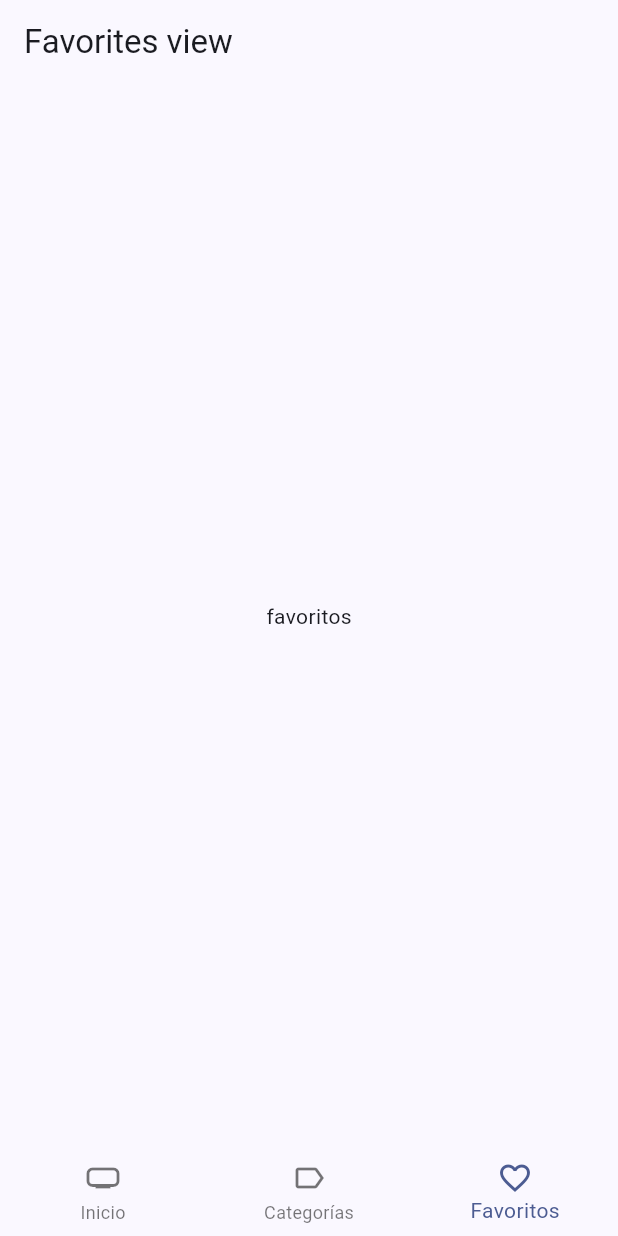
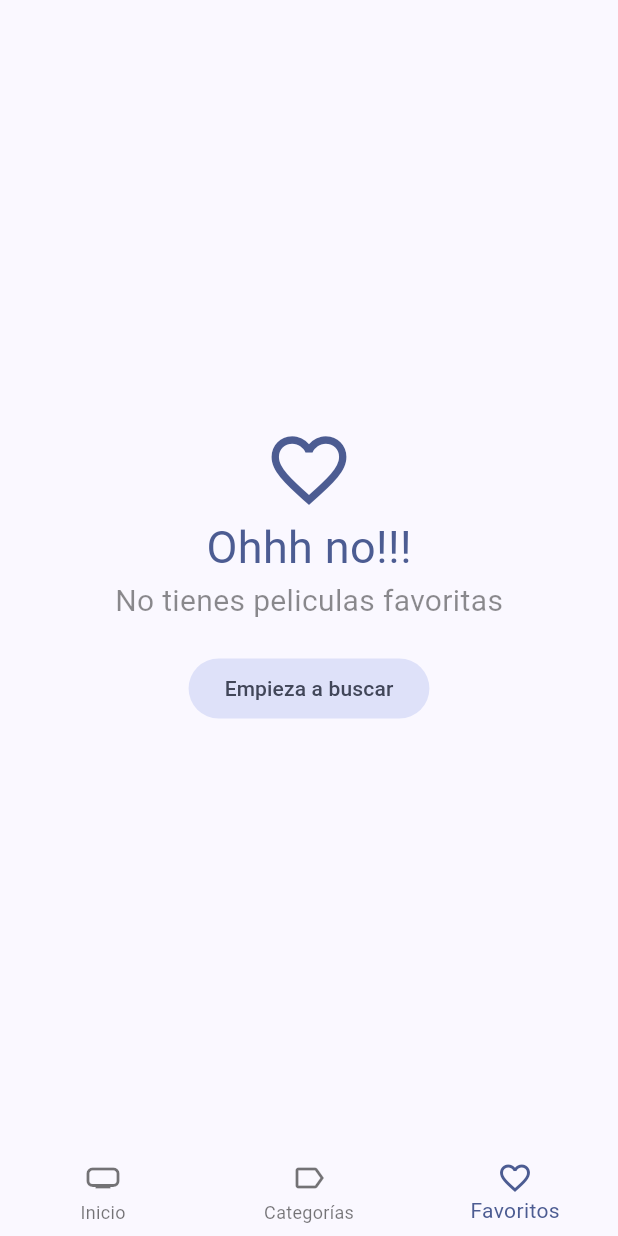
Before and after one commit to logojo/cinepedia, a Flutter app: the screen it shows after launch, item 3 of the bottom bar chosen, on a phone screen of 412 x 824 dp. Run offline on Flutter 3.47's test engine with Material 3 defaults, Android fonts, the phone set to English and light mode, and no system bars; our stand-ins replace animate_do, card_swiper, dio, flutter_dotenv, flutter_riverpod, go_router and 1 more; accounts and stored records are empty; generated files the repository leaves out were written again; network calls fail.

Commit message:
app cinepedia v1 terminado

```diff
--- a/lib/infraestructure/models/moviedb/details.dart
+++ b/lib/infraestructure/models/moviedb/details.dart
@@ -63,7 +63,7 @@ class Details {
         genres: List<Genre>.from(json["genres"].map((x) => Genre.fromJson(x))),
         homepage: json["homepage"],
         id: json["id"],
-        imdbId: json["imdb_id"],
+        imdbId: json["imdb_id"] ?? '',
         originCountry: List<String>.from(json["origin_country"].map((x) => x)),
         originalLanguage: json["original_language"],
         originalTitle: json["original_title"],
--- a/lib/presentation/providers/providers.dart
+++ b/lib/presentation/providers/providers.dart
@@ -7,3 +7,6 @@ export 'movies/movies_slideshow_provider.dart';
 export 'movies/movie_details_providers.dart';
 
 export 'search/search_movies_provider.dart';
+
+export 'storage/local_storage_provider.dart';
+export 'storage/favorite_movies_provider.dart';
--- a/lib/presentation/views/movies/favorites_view.dart
+++ b/lib/presentation/views/movies/favorites_view.dart
@@ -1,17 +1,80 @@
+import 'package:cinemapedia/presentation/widgets/widgets.dart';
 import 'package:flutter/material.dart';
+import 'package:flutter_riverpod/flutter_riverpod.dart';
 
-class FavoritesView extends StatelessWidget {
+import 'package:cinemapedia/presentation/providers/providers.dart';
+import 'package:go_router/go_router.dart';
+
+class FavoritesView extends ConsumerStatefulWidget {
   const FavoritesView({super.key});
 
   @override
+  FavoritesViewState createState() => FavoritesViewState();
+}
+
+class FavoritesViewState extends ConsumerState<FavoritesView> {
+  bool isLastPage = false;
+  bool isLoading = false;
+
+  @override
+  void initState() {
+    super.initState();
+    loadNextPage();
+  }
+
+  void loadNextPage() async {
+    if (isLoading || isLastPage) return;
+
+    isLoading = true;
+
+    final movies =
+        await ref.read(favoriteMoviesProvider.notifier).loadNextPage();
+
+    isLoading = false;
+
+    if (movies.isEmpty) {
+      isLastPage = true;
+    }
+  }
+
+  @override
   Widget build(BuildContext context) {
+    //* tambien puede ser convertido a lista desde qui con el .values.toList() despues de cerrar el parentesis
+    final mapsMovies = ref.watch(favoriteMoviesProvider);
+
+    //*convirtiendo los valores del mapa a una lista
+    final movies = mapsMovies.values.toList();
+
+    if (movies.isEmpty) {
+      final colors = Theme.of(context).colorScheme;
+      return Center(
+        child: Column(
+          mainAxisAlignment: MainAxisAlignment.center,
+          children: [
+            Icon(Icons.favorite_border_sharp, size: 60, color: colors.primary),
+            Text(
+              'Ohhh no!!!',
+              style: TextStyle(fontSize: 30, color: colors.primary),
+            ),
+            const Text(
+              'No tienes peliculas favoritas',
+              style: TextStyle(fontSize: 20, color: Colors.black45),
+            ),
+            const SizedBox(
+              height: 20,
+            ),
+            FilledButton.tonal(
+                onPressed: () => context.go('/home/0'),
+                child: const Text('Empieza a buscar'))
+          ],
+        ),
+      );
+    }
+
     return Scaffold(
-      appBar: AppBar(
-        title: const Text('Favorites view'),
-      ),
-      body: const Center(
-        child: Text('favoritos'),
-      ),
-    );
+        body: MovieMasonry(
+      movies: movies,
+      loadNextPage: loadNextPage,
+    ));
   }
 }
--- a/lib/presentation/widgets/widgets.dart
+++ b/lib/presentation/widgets/widgets.dart
@@ -1,5 +1,8 @@
 export 'shared/custom_appbar.dart';
 export 'shared/cutom_custom_botton_navigation.dart';
 export 'shared/loader.dart';
+
 export 'movies/movies_slideshow.dart';
 export 'movies/movies_horizontal.dart';
+export 'movies/movie_masonry.dart';
+export 'movies/movie_poster_link.dart';
--- a/pubspec.yaml
+++ b/pubspec.yaml
@@ -14,13 +14,19 @@ dependencies:
     sdk: flutter
   flutter_dotenv: ^5.1.0
   flutter_riverpod: ^2.5.1
+  flutter_staggered_grid_view: ^0.7.0
   go_router: ^14.2.1
   intl: ^0.19.0
+  isar: ^3.1.0+1
+  isar_flutter_libs: ^3.1.0+1
+  path_provider: ^2.1.4
 
 dev_dependencies:
+  build_runner: ^2.4.11
   flutter_lints: ^3.0.0
   flutter_test:
     sdk: flutter
+  isar_generator: ^3.1.0+1
 
 flutter:
   uses-material-design: true
```
Also changed, not shown: lib/domain/datasources/local_storage_datasource.dart (added, +9 -0 lines), lib/domain/entities/movie.dart (+8 -0 lines), lib/domain/repositories/local_storage_repository.dart (added, +9 -0 lines), lib/infraestructure/datasources/isar_datasourcer.dart (added, +66 -0 lines), lib/infraestructure/repositories/local_storage_repository_impl.dart (added, +24 -0 lines), lib/presentation/providers/storage/favorite_movies_provider.dart (added, +58 -0 lines), lib/presentation/providers/storage/local_storage_provider.dart (added, +7 -0 lines), lib/presentation/screens/movies/movie_screen.dart (+41 -12 lines), lib/presentation/widgets/movies/movie_masonry.dart (added, +66 -0 lines), lib/presentation/widgets/movies/movie_poster_link.dart (added, +23 -0 lines), lib/domain/entities/movie.g.dart (added), pubspec.lock, 6 other files.
